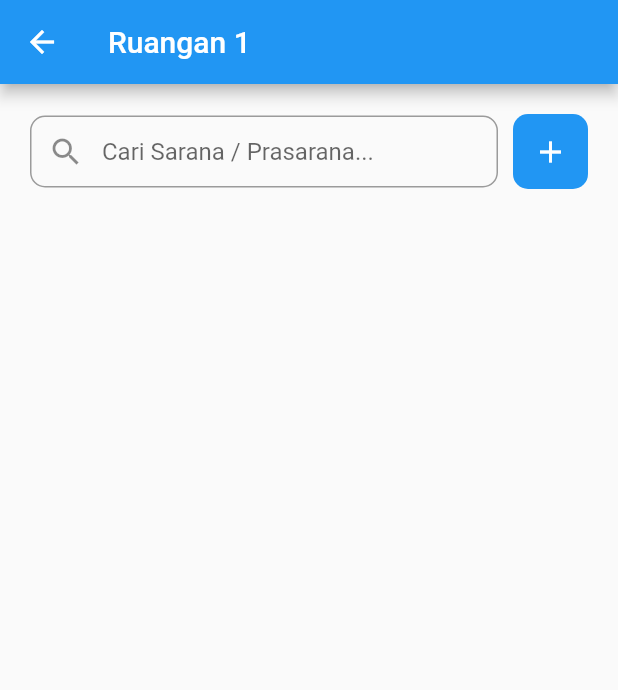
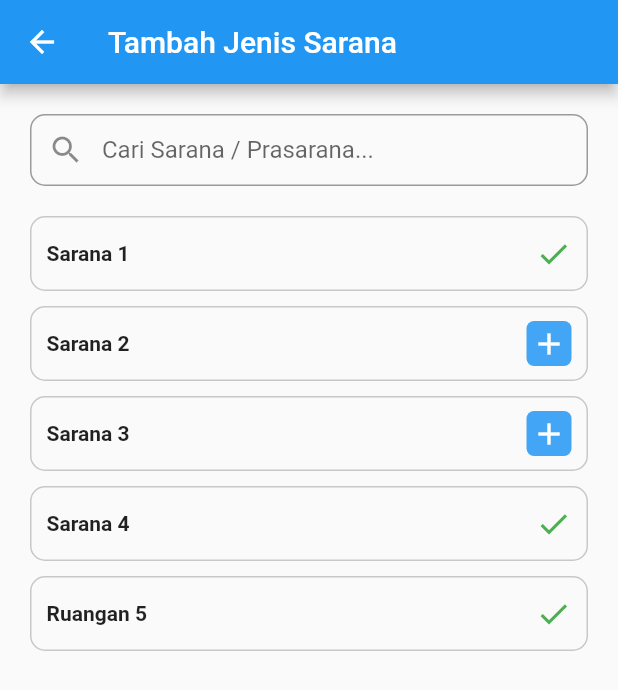
Before and after one commit to bagusyanuar/app_sarana, a Flutter app: the DetailRuangan screen opened by its route, after a tap on the "add" icon, on a phone screen of 412 x 824 dp. Shown: the top 690 px of the screen. Run offline on Flutter 3.47's test engine with Material 2 defaults, Android fonts, the phone set to English and light mode, and no system bars; our stand-ins replace dropdown_button2.

Commit message:
layout list

```diff
--- a/lib/dummy/data.dart
+++ b/lib/dummy/data.dart
@@ -29,4 +29,12 @@ class DataDummy {
       "name": "Ruangan 1",
     },
   ];
+
+  static List<Map<String, dynamic>> DummySarana = [
+    {"id": 1, "name": "Sarana 1", "is_exists": true},
+    {"id": 2, "name": "Sarana 2", "is_exists": false},
+    {"id": 3, "name": "Sarana 3", "is_exists": false},
+    {"id": 4, "name": "Sarana 4", "is_exists": true},
+    {"id": 5, "name": "Ruangan 5", "is_exists": true},
+  ];
 }
--- a/lib/main.dart
+++ b/lib/main.dart
@@ -1,3 +1,4 @@
+import 'package:app_sarana/views/karyawan/add-sarana.dart';
 import 'package:app_sarana/views/karyawan/dashboard.dart';
 import 'package:app_sarana/views/karyawan/detail-ruangan.dart';
 import 'package:app_sarana/views/login.dart';
@@ -36,6 +37,7 @@ class MyApp extends StatelessWidget {
         "/login": (context) => const LoginPage(),
         "/dashboard-karyawan": (context) => const DashboardKaryawan(),
         "/detail-ruangan": (context) => const DetailRuangan(),
+        "/add-sarana": (context) => const AddSarana(),
         // "/dashboard": (context) => const Dashboard(),
         // "/qr": (context) => const QRpage(),
         // "/riwayat": (context) => const Riwayat(),
--- /dev/null
+++ b/lib/views/karyawan/add-sarana.dart
@@ -0,0 +1,209 @@
+import 'package:app_sarana/components/base-loader.dart';
+import 'package:app_sarana/dummy/data.dart';
+import 'package:flutter/material.dart';
+
+import '../../components/room-card.dart';
+
+class AddSarana extends StatefulWidget {
+  const AddSarana({Key? key}) : super(key: key);
+
+  @override
+  State<AddSarana> createState() => _AddSaranaState();
+}
+
+class _AddSaranaState extends State<AddSarana> {
+  bool isLoading = false;
+  @override
+  Widget build(BuildContext context) {
+    return SafeArea(
+      child: Scaffold(
+        appBar: AppBar(
+          title: const Text("Tambah Jenis Sarana"),
+        ),
+        body: Column(
+          children: [
+            Container(
+              padding: const EdgeInsets.all(20),
+              child: TextField(
+                onChanged: (text) {},
+                decoration: InputDecoration(
+                    border: OutlineInputBorder(
+                      borderRadius: BorderRadius.circular(10),
+                    ),
+                    contentPadding: const EdgeInsets.symmetric(horizontal: 10),
+                    prefixIcon: const Icon(Icons.search),
+                    hintText: "Cari Sarana / Prasarana..."),
+              ),
+            ),
+            Expanded(
+              child: isLoading
+                  ? const BaseLoader()
+                  : RefreshIndicator(
+                      child: Padding(
+                        padding: const EdgeInsets.symmetric(horizontal: 20),
+                        child: Column(
+                          children: DataDummy.DummySarana.map(
+                            (e) => Container(
+                              height: 50,
+                              margin: const EdgeInsets.only(bottom: 10),
+                              padding:
+                                  const EdgeInsets.symmetric(horizontal: 10),
+                              decoration: BoxDecoration(
+                                borderRadius: BorderRadius.circular(10),
+                                border: Border.all(
+                                  color: Colors.black54.withOpacity(0.2),
+                                  width: 1,
+                                ),
+                              ),
+                              child: Row(
+                                mainAxisAlignment: MainAxisAlignment.start,
+                                crossAxisAlignment: CrossAxisAlignment.center,
+                                children: [
+                                  Expanded(
+                                    child: Text(
+                                      e['name'],
+                                      style: const TextStyle(
+                                        fontWeight: FontWeight.bold,
+                                        fontSize: 14,
+                                      ),
+                                    ),
+                                  ),
+                                  e['is_exists']
+                                      ? const Icon(
+                                          Icons.check,
+                                          color: Colors.green,
+                                        )
+                                      : GestureDetector(
+                                          onTap: () {
+                                            showDialog(
+                                              context: context,
+                                              builder: (BuildContext ctx) {
+                                                return AlertDialog(
+                                                  title:
+                                                      const Text("Konfirmasi!"),
+                                                  content: const Text(
+                                                      "Apakah anda yakin ingin menambahkan sarana / prasarana ini?"),
+                                                  actions: <Widget>[
+                                                    GestureDetector(
+                                                      onTap: () {
+                                                        Navigator.of(ctx).pop();
+                                                      },
+                                                      child: Container(
+                                                        height: 30,
+                                                        width: 70,
+                                                        decoration:
+                                                            BoxDecoration(
+                                                          color: Colors.white,
+                                                          border: Border.all(
+                                                              color:
+                                                                  Colors.blue,
+                                                              width: 1),
+                                                          borderRadius:
+                                                              BorderRadius
+                                                                  .circular(5),
+                                                        ),
+                                                        child: Row(
+                                                          mainAxisAlignment:
+                                                              MainAxisAlignment
+                                                                  .center,
+                                                          crossAxisAlignment:
+                                                              CrossAxisAlignment
+                                                                  .center,
+                                                          children: const [
+                                                            Icon(
+                                                              Icons.close,
+                                                              color: Colors.red,
+                                                              size: 12,
+                                                            ),
+                                                            SizedBox(
+                                                              width: 5,
+                                                            ),
+                                                            Text("Batal")
+                                                          ],
+                                                        ),
+                                                      ),
+                                                    ),
+                                                    GestureDetector(
+                                                      onTap: () {},
+                                                      child: Container(
+                                                        height: 30,
+                                                        width: 70,
+                                                        decoration:
+                                                            BoxDecoration(
+                                                          color: Colors.blue,
+                                                          border: Border.all(
+                                                              color:
+                                                                  Colors.blue,
+                                                              width: 1),
+                                                          borderRadius:
+                                                              BorderRadius
+                                                                  .circular(5),
+                                                        ),
+                                                        child: Row(
+                                                          mainAxisAlignment:
+                                                              MainAxisAlignment
+                                                                  .center,
+                                                          crossAxisAlignment:
+                                                              CrossAxisAlignment
+                                                                  .center,
+                                                          children: const [
+                                                            Icon(
+                                                              Icons.check,
+                                                              color:
+                                                                  Colors.white,
+                                                              size: 12,
+                                                            ),
+                                                            SizedBox(
+                                                              width: 5,
+                                                            ),
+                                                            Text(
+                                                              "OK",
+                                                              style: TextStyle(
+                                                                  color: Colors
+                                                                      .white,
+                                                                  fontSize: 12),
+                                                            )
+                                                          ],
+                                                        ),
+                                                      ),
+                                                    )
+                                                  ],
+                                                );
+                                              },
+                                            );
+                                          },
+                                          child: Container(
+                                            height: 30,
+                                            width: 30,
+                                            decoration: BoxDecoration(
+                                              borderRadius:
+                                                  BorderRadius.circular(5),
+                                              color: Colors.blue[400],
+                                            ),
+                                            child: const Center(
+                                              child: Icon(
+                                                Icons.add,
+                                                color: Colors.white,
+                                              ),
+                                            ),
+                                          ),
+                                        )
+                                ],
+                              ),
+                            ),
+                          ).toList(),
+                        ),
+                      ),
+                      onRefresh: () {
+                        return _refresh();
+                      },
+                    ),
+            )
+          ],
+        ),
+      ),
+    );
+  }
+
+  _refresh() async {}
+}
--- a/pubspec.yaml
+++ b/pubspec.yaml
@@ -34,6 +34,7 @@ dependencies:
   # The following adds the Cupertino Icons font to your application.
   # Use with the CupertinoIcons class for iOS style icons.
   cupertino_icons: ^1.0.2
+  dropdown_button2: ^1.9.2
 
 dev_dependencies:
   flutter_test:
```
Also changed, not shown: lib/views/karyawan/detail-ruangan.dart (+12 -2 lines), pubspec.lock.
